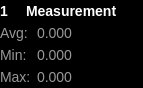
This is ui/statistic.ui in analogdevicesinc/scopy as Qt 5 draws it before an edit. The edited form follows.
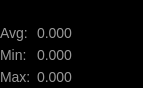
This is the edited form.

What changed in the file:
```diff
--- a/ui/statistic.ui
+++ b/ui/statistic.ui
@@ -169,11 +169,6 @@
          <verstretch>0</verstretch>
         </sizepolicy>
        </property>
-       <property name="styleSheet">
-        <string notr="true">color: #ffffff;
-font-size: 14px;
-font-weight: bold;</string>
-       </property>
        <property name="text">
         <string>1</string>
        </property>
@@ -203,11 +198,6 @@
          <verstretch>0</verstretch>
         </sizepolicy>
        </property>
-       <property name="styleSheet">
-        <string notr="true">color: #ffffff;
-font-size: 14px;
-font-weight: bold;</string>
-       </property>
        <property name="text">
         <string>Measurement</string>
        </property>
```
Left out of the diff: 6 changed lines with no effect on the pictures.
